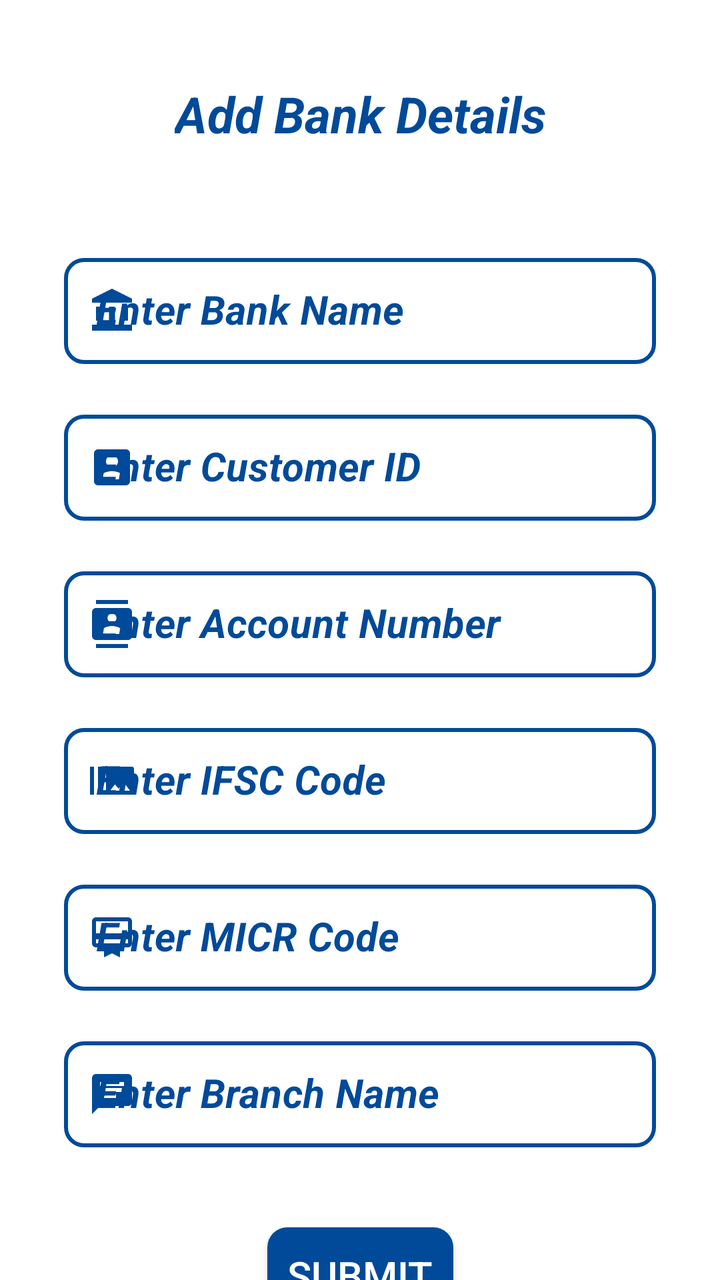
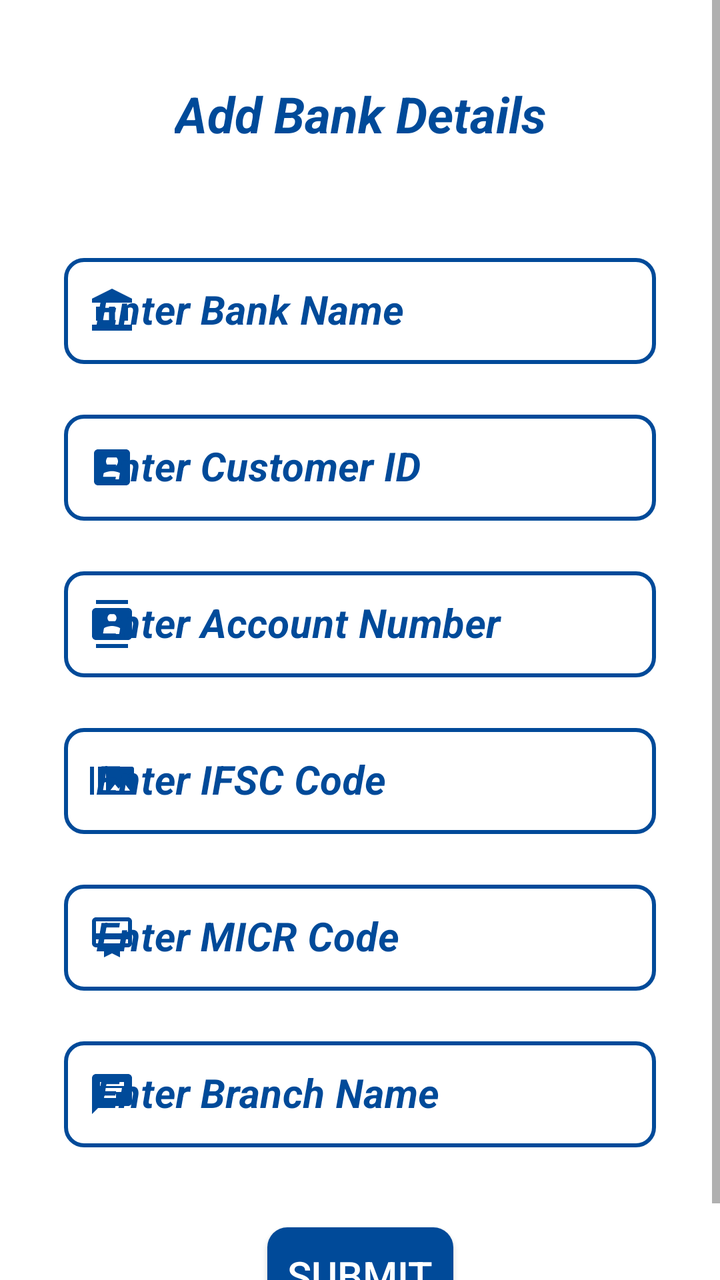

Before-and-after screenshots of an Android layout around one commit, followed by the original layout XML and the change that was made.
<!-- AndroidManifest.xml: application theme AppTheme -->
<!-- res/layout/fragment_bank_details.xml -->
<?xml version="1.0" encoding="utf-8"?>
<FrameLayout xmlns:android="http://schemas.android.com/apk/res/android"
    xmlns:app="http://schemas.android.com/apk/res-auto"
    xmlns:tools="http://schemas.android.com/tools"
    android:layout_width="match_parent"
    android:layout_height="match_parent"
    android:background="@color/white"
    tools:context=".AdminActivity.BankDetailsFragment">

    <androidx.constraintlayout.widget.ConstraintLayout
        android:layout_width="match_parent"
        android:layout_height="match_parent">

        <TextView
            android:id="@+id/bankDetailsHeading"
            android:layout_width="wrap_content"
            android:layout_height="wrap_content"
            android:layout_marginTop="40dp"
            android:text="@string/add_bank_details"
            android:textColor="@color/background"
            android:textSize="25sp"
            android:textStyle="bold|italic"
            app:layout_constraintEnd_toEndOf="parent"
            app:layout_constraintStart_toStartOf="parent"
            app:layout_constraintTop_toTopOf="parent" />

        <com.google.android.material.textfield.TextInputLayout
            android:id="@+id/bnkNameLayout"
            style="@style/Widget.MaterialComponents.TextInputLayout.OutlinedBox"
            android:layout_width="0dp"
            android:layout_height="wrap_content"
            android:layout_marginStart="32dp"
            android:layout_marginTop="50dp"
            android:layout_marginEnd="32dp"
            android:hint="@string/enter_bank_name"
            android:textColorHint="@color/background"
            android:theme="@style/ThemeOverlay.AppTheme.TextInputEditText.Outlined"
            app:boxCornerRadiusBottomEnd="10dp"
            app:boxCornerRadiusBottomStart="10dp"
            app:boxCornerRadiusTopEnd="10dp"
            app:boxCornerRadiusTopStart="10dp"
            app:boxStrokeColor="@color/grey"
            app:boxStrokeWidth="2dp"
            app:boxStrokeWidthFocused="2dp"
            app:endIconMode="clear_text"
            app:endIconTint="@color/background"
            app:errorTextColor="@color/red"
            app:hintTextColor="@color/background"
            app:layout_constraintEnd_toEndOf="parent"
            app:layout_constraintStart_toStartOf="parent"
            app:layout_constraintTop_toBottomOf="@+id/bankDetailsHeading"
            app:startIconDrawable="@drawable/ic_account_balance"
            app:startIconTint="@color/background">

            <com.google.android.material.textfield.TextInputEditText
                android:id="@+id/bnkName"
                android:layout_width="match_parent"
                android:layout_height="wrap_content"
                android:imeOptions="actionNext"
                android:inputType="textCapWords"
                android:textColor="@color/background"
                android:textCursorDrawable="@drawable/color_cursor"
                android:textSize="20sp"
                android:textStyle="bold|italic" />
        </com.google.android.material.textfield.TextInputLayout>

        <com.google.android.material.textfield.TextInputLayout
            android:id="@+id/bnkCIFLayout"
            style="@style/Widget.MaterialComponents.TextInputLayout.OutlinedBox"
            android:layout_width="0dp"
            android:layout_height="wrap_content"
            android:layout_marginTop="20dp"
            android:hint="@string/enter_customer_id"
            android:textColorHint="@color/background"
            android:theme="@style/ThemeOverlay.AppTheme.TextInputEditText.Outlined"
            app:boxCornerRadiusBottomEnd="10dp"
            app:boxCornerRadiusBottomStart="10dp"
            app:boxCornerRadiusTopEnd="10dp"
            app:boxCornerRadiusTopStart="10dp"
            app:boxStrokeColor="@color/grey"
            app:boxStrokeWidth="2dp"
            app:boxStrokeWidthFocused="2dp"
            app:endIconMode="clear_text"
            app:endIconTint="@color/background"
            app:errorTextColor="@color/red"
            app:hintTextColor="@color/background"
            app:layout_constraintEnd_toEndOf="@+id/bnkNameLayout"
            app:layout_constraintStart_toStartOf="@+id/bnkNameLayout"
            app:layout_constraintTop_toBottomOf="@+id/bnkNameLayout"
            app:startIconDrawable="@drawable/ic_name"
            app:startIconTint="@color/background">

            <com.google.android.material.textfield.TextInputEditText
                android:id="@+id/bnkCIF"
                android:layout_width="match_parent"
                android:layout_height="wrap_content"
                android:imeOptions="actionNext"
                android:inputType="number"
                android:textColor="@color/background"
                android:textCursorDrawable="@drawable/color_cursor"
                android:textSize="20sp"
                android:textStyle="bold|italic" />
        </com.google.android.material.textfield.TextInputLayout>

        <com.google.android.material.textfield.TextInputLayout
            android:id="@+id/bnkAcntNumberLayout"
            style="@style/Widget.MaterialComponents.TextInputLayout.OutlinedBox"
            android:layout_width="0dp"
            android:layout_height="wrap_content"
            android:layout_marginTop="20dp"
            android:hint="@string/enter_account_number"
            android:textColorHint="@color/background"
            android:theme="@style/ThemeOverlay.AppTheme.TextInputEditText.Outlined"
            app:boxCornerRadiusBottomEnd="10dp"
            app:boxCornerRadiusBottomStart="10dp"
            app:boxCornerRadiusTopEnd="10dp"
            app:boxCornerRadiusTopStart="10dp"
            app:boxStrokeColor="@color/grey"
            app:boxStrokeWidth="2dp"
            app:boxStrokeWidthFocused="2dp"
            app:endIconMode="clear_text"
            app:endIconTint="@color/background"
            app:errorTextColor="@color/red"
            app:hintTextColor="@color/background"
            app:layout_constraintEnd_toEndOf="@+id/bnkCIFLayout"
            app:layout_constraintStart_toStartOf="@+id/bnkCIFLayout"
            app:layout_constraintTop_toBottomOf="@+id/bnkCIFLayout"
            app:startIconDrawable="@drawable/ic_view_lent"
            app:startIconTint="@color/background">

            <com.google.android.material.textfield.TextInputEditText
                android:id="@+id/bnkAcntNumber"
                android:layout_width="match_parent"
                android:layout_height="wrap_content"
                android:imeOptions="actionNext"
                android:inputType="number"
                android:textColor="@color/background"
                android:textCursorDrawable="@drawable/color_cursor"
                android:textSize="20sp"
                android:textStyle="bold|italic" />
        </com.google.android.material.textfield.TextInputLayout>

        <com.google.android.material.textfield.TextInputLayout
            android:id="@+id/bnkIFSCLayout"
            style="@style/Widget.MaterialComponents.TextInputLayout.OutlinedBox"
            android:layout_width="0dp"
            android:layout_height="wrap_content"
            android:layout_marginTop="20dp"
            android:hint="@string/enter_ifsc_code"
            android:textColorHint="@color/background"
            android:theme="@style/ThemeOverlay.AppTheme.TextInputEditText.Outlined"
            app:boxCornerRadiusBottomEnd="10dp"
            app:boxCornerRadiusBottomStart="10dp"
            app:boxCornerRadiusTopEnd="10dp"
            app:boxCornerRadiusTopStart="10dp"
            app:boxStrokeColor="@color/grey"
            app:boxStrokeWidth="2dp"
            app:boxStrokeWidthFocused="2dp"
            app:endIconMode="clear_text"
            app:endIconTint="@color/background"
            app:errorTextColor="@color/red"
            app:hintTextColor="@color/background"
            app:layout_constraintEnd_toEndOf="@+id/bnkAcntNumberLayout"
            app:layout_constraintStart_toStartOf="@+id/bnkAcntNumberLayout"
            app:layout_constraintTop_toBottomOf="@+id/bnkAcntNumberLayout"
            app:startIconDrawable="@drawable/ic_view_documents"
            app:startIconTint="@color/background">

            <com.google.android.material.textfield.TextInputEditText
                android:id="@+id/bnkIFSC"
                android:layout_width="match_parent"
                android:layout_height="wrap_content"
                android:imeOptions="actionNext"
                android:inputType="textCapCharacters"
                android:textColor="@color/background"
                android:textCursorDrawable="@drawable/color_cursor"
                android:textSize="20sp"
                android:textStyle="bold|italic" />
        </com.google.android.material.textfield.TextInputLayout>

        <com.google.android.material.textfield.TextInputLayout
            android:id="@+id/bnkMICRLayout"
            style="@style/Widget.MaterialComponents.TextInputLayout.OutlinedBox"
            android:layout_width="0dp"
            android:layout_height="wrap_content"
            android:layout_marginTop="20dp"
            android:hint="@string/enter_micr_code"
            android:textColorHint="@color/background"
            android:theme="@style/ThemeOverlay.AppTheme.TextInputEditText.Outlined"
            app:boxCornerRadiusBottomEnd="10dp"
            app:boxCornerRadiusBottomStart="10dp"
            app:boxCornerRadiusTopEnd="10dp"
            app:boxCornerRadiusTopStart="10dp"
            app:boxStrokeColor="@color/grey"
            app:boxStrokeWidth="2dp"
            app:boxStrokeWidthFocused="2dp"
            app:endIconMode="clear_text"
            app:endIconTint="@color/background"
            app:errorTextColor="@color/red"
            app:hintTextColor="@color/background"
            app:layout_constraintEnd_toEndOf="@+id/bnkIFSCLayout"
            app:layout_constraintStart_toStartOf="@+id/bnkIFSCLayout"
            app:layout_constraintTop_toBottomOf="@+id/bnkIFSCLayout"
            app:startIconDrawable="@drawable/ic_type"
            app:startIconTint="@color/background">

            <com.google.android.material.textfield.TextInputEditText
                android:id="@+id/bnkMICR"
                android:layout_width="match_parent"
                android:layout_height="wrap_content"
                android:imeOptions="actionNext"
                android:inputType="number"
                android:textColor="@color/background"
                android:textCursorDrawable="@drawable/color_cursor"
                android:textSize="20sp"
                android:textStyle="bold|italic" />
        </com.google.android.material.textfield.TextInputLayout>

        <com.google.android.material.textfield.TextInputLayout
            android:id="@+id/bnkBranchLayout"
            style="@style/Widget.MaterialComponents.TextInputLayout.OutlinedBox"
            android:layout_width="0dp"
            android:layout_height="wrap_content"
            android:layout_marginTop="20dp"
            android:hint="@string/enter_branch_name"
            android:textColorHint="@color/background"
            android:theme="@style/ThemeOverlay.AppTheme.TextInputEditText.Outlined"
            app:boxCornerRadiusBottomEnd="10dp"
            app:boxCornerRadiusBottomStart="10dp"
            app:boxCornerRadiusTopEnd="10dp"
            app:boxCornerRadiusTopStart="10dp"
            app:boxStrokeColor="@color/grey"
            app:boxStrokeWidth="2dp"
            app:boxStrokeWidthFocused="2dp"
            app:endIconMode="clear_text"
            app:endIconTint="@color/background"
            app:errorTextColor="@color/red"
            app:hintTextColor="@color/background"
            app:layout_constraintEnd_toEndOf="@+id/bnkMICRLayout"
            app:layout_constraintStart_toStartOf="@+id/bnkMICRLayout"
            app:layout_constraintTop_toBottomOf="@+id/bnkMICRLayout"
            app:startIconDrawable="@drawable/ic_remarks"
            app:startIconTint="@color/background">

            <com.google.android.material.textfield.TextInputEditText
                android:id="@+id/bnkBranch"
                android:layout_width="match_parent"
                android:layout_height="wrap_content"
                android:imeOptions="actionSend"
                android:inputType="textCapWords"
                android:textColor="@color/background"
                android:textCursorDrawable="@drawable/color_cursor"
                android:textSize="20sp"
                android:textStyle="bold|italic" />
        </com.google.android.material.textfield.TextInputLayout>

        <androidx.appcompat.widget.AppCompatButton
            android:id="@+id/bnkSubmit"
            android:layout_width="wrap_content"
            android:layout_height="wrap_content"
            android:layout_marginTop="40dp"
            android:background="@drawable/button_background"
            android:text="  Submit  "
            android:textColor="@color/white"
            android:textSize="20sp"
            app:layout_constraintEnd_toEndOf="parent"
            app:layout_constraintStart_toStartOf="parent"
            app:layout_constraintTop_toBottomOf="@+id/bnkBranchLayout"
            tools:ignore="HardcodedText" />

    </androidx.constraintlayout.widget.ConstraintLayout>

</FrameLayout>
<!-- resources referenced by this layout -->
<resources>
  <color name="background">#004A99</color>
  <color name="grey">#808080</color>
  <color name="red">#FF0000</color>
  <color name="white">#FFFFFFFF</color>
  <!-- drawable button_background (drawable) -->
  <?xml version="1.0" encoding="utf-8"?>
  <ripple xmlns:android="http://schemas.android.com/apk/res/android"
      android:color="@color/white">
      <item>
          <shape android:shape="rectangle">
              <solid android:color="@color/background" />
              <corners android:radius="10dp" />
          </shape>
      </item>
  </ripple>
  <!-- drawable color_cursor (drawable) -->
  <?xml version="1.0" encoding="utf-8"?>
  <shape xmlns:android="http://schemas.android.com/apk/res/android"
      android:shape="rectangle">
      <size android:width="2dp" />
      <solid android:color="@color/background" />
  </shape>
  <!-- drawable ic_remarks (drawable) -->
  <vector xmlns:android="http://schemas.android.com/apk/res/android"
      android:width="24dp"
      android:height="24dp"
      android:tint="@color/background"
      android:viewportWidth="24"
      android:viewportHeight="24">
      <path
          android:fillColor="@android:color/white"
          android:pathData="M20,2L4,2c-1.1,0 -1.99,0.9 -1.99,2L2,22l4,-4h14c1.1,0 2,-0.9 2,-2L22,4c0,-1.1 -0.9,-2 -2,-2zM6,9h12v2L6,11L6,9zM14,14L6,14v-2h8v2zM18,8L6,8L6,6h12v2z" />
  </vector>
  <!-- drawable ic_type (drawable) -->
  <vector xmlns:android="http://schemas.android.com/apk/res/android"
      android:width="24dp"
      android:height="24dp"
      android:tint="#FFFFFF"
      android:viewportWidth="24"
      android:viewportHeight="24">
      <path
          android:fillColor="@android:color/white"
          android:pathData="M20,2L4,2c-1.11,0 -2,0.89 -2,2v11c0,1.11 0.89,2 2,2h4v5l4,-2 4,2v-5h4c1.11,0 2,-0.89 2,-2L22,4c0,-1.11 -0.89,-2 -2,-2zM20,15L4,15v-2h16v2zM20,10L4,10L4,4h16v6z" />
  </vector>
  <!-- drawable ic_view_documents (drawable) -->
  <vector xmlns:android="http://schemas.android.com/apk/res/android"
      android:width="24dp"
      android:height="24dp"
      android:tint="@color/background"
      android:viewportWidth="24"
      android:viewportHeight="24">
      <path
          android:fillColor="@android:color/white"
          android:pathData="M1,5h2v14L1,19zM5,5h2v14L5,19zM22,5L10,5c-0.55,0 -1,0.45 -1,1v12c0,0.55 0.45,1 1,1h12c0.55,0 1,-0.45 1,-1L23,6c0,-0.55 -0.45,-1 -1,-1zM11,17l2.5,-3.15L15.29,16l2.5,-3.22L21,17L11,17z" />
  </vector>
  <string name="add_bank_details">Add Bank Details</string>
  <string name="enter_account_number">Enter Account Number</string>
  <string name="enter_bank_name">Enter Bank Name</string>
  <string name="enter_branch_name">Enter Branch Name</string>
  <string name="enter_customer_id">Enter Customer ID</string>
  <string name="enter_ifsc_code">Enter IFSC Code</string>
  <string name="enter_micr_code">Enter MICR Code</string>
  <style name="ThemeOverlay.AppTheme.TextInputEditText.Outlined" parent="Widget.MaterialComponents.TextInputLayout.OutlinedBox.Dense">
          <item name="colorControlActivated">@color/background</item>
      </style>
  <style name="AppTheme" parent="Theme.MaterialComponents.Light.DarkActionBar">
          
          
          
          <item name="colorPrimary">@color/background</item>
          <item name="colorPrimaryDark">@color/background</item>
          <item name="colorAccent">@color/background</item>
          
          <item name="colorSurface">@color/background</item>
          
          <item name="android:itemTextAppearance">@style/OptionsMenuStyle</item>
      </style>
  <style name="OptionsMenuStyle" parent="@style/TextAppearance.AppCompat.Widget.ActionBar.Title">
          <item name="android:textColor">@color/background</item>
          <item name="android:textStyle">italic|bold</item>
          <item name="android:textSize">15sp</item>
      </style>
  <!-- unchanged entries left out for length: 3 -->
</resources>

<!-- the commit's change to res/layout/fragment_bank_details.xml (unified diff, before → after) -->
@@ -1,15 +1,13 @@
-<?xml version="1.0" encoding="utf-8"?>
-<FrameLayout xmlns:android="http://schemas.android.com/apk/res/android"
+<ScrollView xmlns:android="http://schemas.android.com/apk/res/android"
     xmlns:app="http://schemas.android.com/apk/res-auto"
     xmlns:tools="http://schemas.android.com/tools"
     android:layout_width="match_parent"
     android:layout_height="match_parent"
-    android:background="@color/white"
     tools:context=".AdminActivity.BankDetailsFragment">
 
     <androidx.constraintlayout.widget.ConstraintLayout
         android:layout_width="match_parent"
-        android:layout_height="match_parent">
+        android:layout_height="wrap_content">
 
         <TextView
             android:id="@+id/bankDetailsHeading"
@@ -268,6 +266,13 @@
             app:layout_constraintTop_toBottomOf="@+id/bnkBranchLayout"
             tools:ignore="HardcodedText" />
 
+        <TextView
+            android:layout_width="wrap_content"
+            android:layout_height="wrap_content"
+            app:layout_constraintEnd_toEndOf="parent"
+            app:layout_constraintStart_toStartOf="parent"
+            app:layout_constraintTop_toBottomOf="@+id/bnkSubmit" />
+
     </androidx.constraintlayout.widget.ConstraintLayout>
 
-</FrameLayout>
+</ScrollView>
